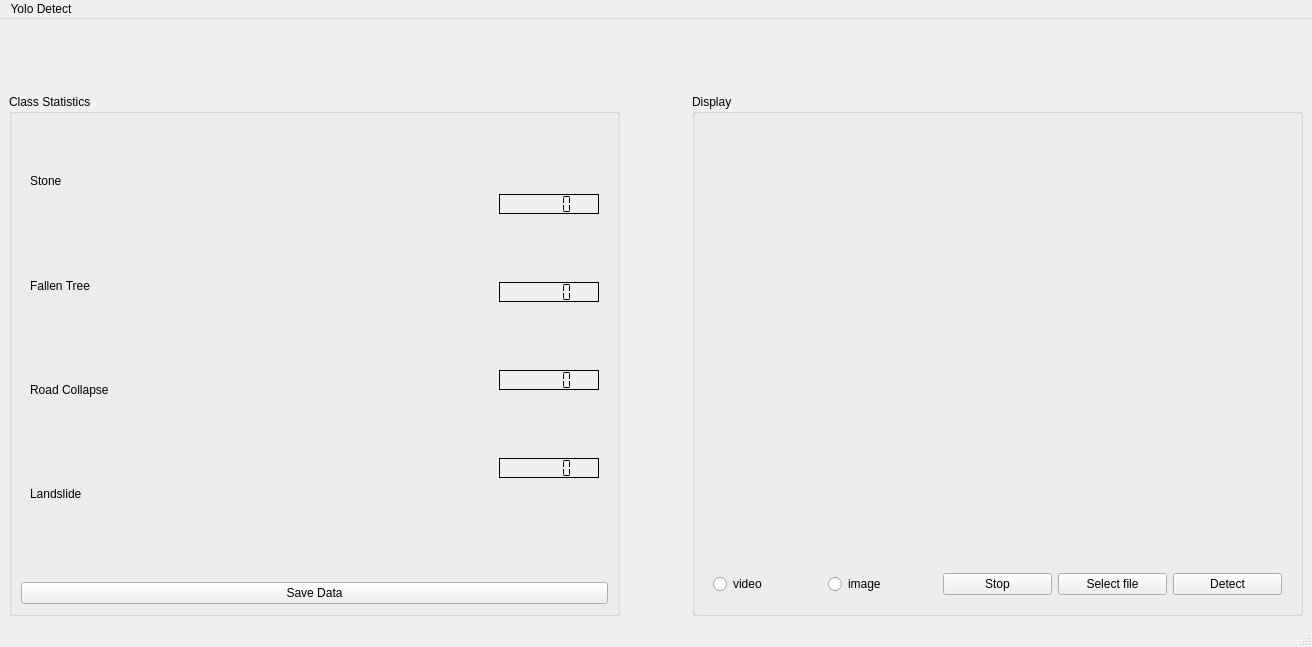
Above: main_window.ui from XHao1997/yolo_detect_qt before the change. Below: the same form after it.
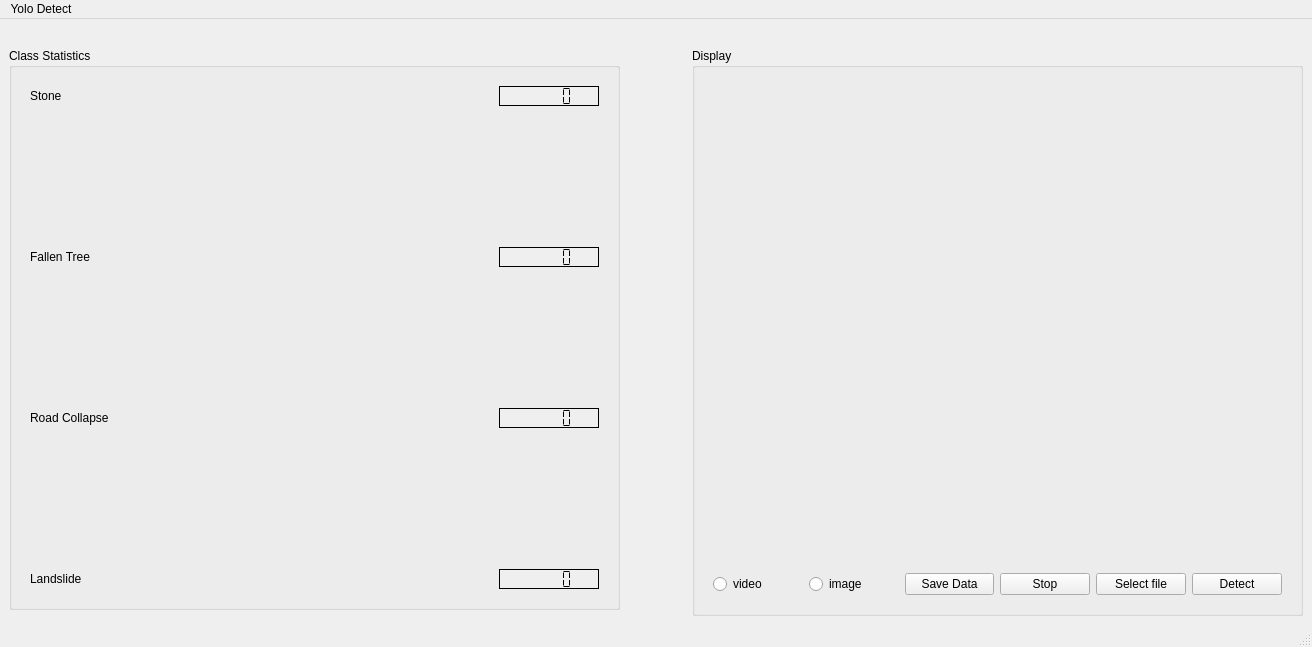
That is the form after the change. Icons and pictures are not drawn.

Commit message: update: fix id bug entirely, modify ui

The edit to the form file:
```diff
--- a/main_window.ui
+++ b/main_window.ui
@@ -43,202 +43,6 @@
       </property>
      </widget>
     </item>
-    <item row="1" column="0" rowspan="2">
-     <widget class="QGroupBox" name="groupBox">
-      <property name="title">
-       <string>Class Statistics</string>
-      </property>
-      <layout class="QVBoxLayout" name="verticalLayout_2">
-       <item>
-        <widget class="QWidget" name="horizontalWidget" native="true">
-         <layout class="QHBoxLayout" name="horizontalLayout_2">
-          <item>
-           <layout class="QVBoxLayout" name="verticalLayout_5">
-            <item>
-             <widget class="QLabel" name="label_4">
-              <property name="text">
-               <string>Stone</string>
-              </property>
-             </widget>
-            </item>
-            <item>
-             <widget class="QLabel" name="label">
-              <property name="text">
-               <string>Fallen Tree</string>
-              </property>
-             </widget>
-            </item>
-            <item>
-             <widget class="QLabel" name="label_3">
-              <property name="text">
-               <string>Road Collapse</string>
-              </property>
-             </widget>
-            </item>
-            <item>
-             <widget class="QLabel" name="label_5">
-              <property name="text">
-               <string>Landslide</string>
-              </property>
-             </widget>
-            </item>
-           </layout>
-          </item>
-          <item>
-           <layout class="QVBoxLayout" name="verticalLayout_4">
-            <item>
-             <widget class="QLCDNumber" name="lcdNumber_stone">
-              <property name="minimumSize">
-               <size>
-                <width>100</width>
-                <height>0</height>
-               </size>
-              </property>
-              <property name="maximumSize">
-               <size>
-                <width>50</width>
-                <height>20</height>
-               </size>
-              </property>
-              <property name="accessibleDescription">
-               <string notr="true"/>
-              </property>
-              <property name="autoFillBackground">
-               <bool>true</bool>
-              </property>
-              <property name="styleSheet">
-               <string notr="true">font: 700 11pt &quot;Ubuntu&quot;;</string>
-              </property>
-              <property name="frameShadow">
-               <enum>QFrame::Shadow::Plain</enum>
-              </property>
-              <property name="lineWidth">
-               <number>1</number>
-              </property>
-              <property name="segmentStyle">
-               <enum>QLCDNumber::SegmentStyle::Flat</enum>
-              </property>
-             </widget>
-            </item>
-            <item>
-             <widget class="QLCDNumber" name="lcdNumber_fallentree">
-              <property name="minimumSize">
-               <size>
-                <width>100</width>
-                <height>0</height>
-               </size>
-              </property>
-              <property name="maximumSize">
-               <size>
-                <width>50</width>
-                <height>20</height>
-               </size>
-              </property>
-              <property name="accessibleDescription">
-               <string notr="true"/>
-              </property>
-              <property name="autoFillBackground">
-               <bool>true</bool>
-              </property>
-              <property name="frameShadow">
-               <enum>QFrame::Shadow::Plain</enum>
-              </property>
-              <property name="lineWidth">
-               <number>1</number>
-              </property>
-              <property name="segmentStyle">
-               <enum>QLCDNumber::SegmentStyle::Flat</enum>
-              </property>
-             </widget>
-            </item>
-            <item>
-             <widget class="QLCDNumber" name="lcdNumber_roadcollapse">
-              <property name="minimumSize">
-               <size>
-                <width>100</width>
-                <height>0</height>
-               </size>
-              </property>
-              <property name="maximumSize">
-               <size>
-                <width>50</width>
-                <height>20</height>
-               </size>
-              </property>
-              <property name="accessibleDescription">
-               <string notr="true"/>
-              </property>
-              <property name="autoFillBackground">
-               <bool>true</bool>
-              </property>
-              <property name="frameShadow">
-               <enum>QFrame::Shadow::Plain</enum>
-              </property>
-              <property name="lineWidth">
-               <number>1</number>
-              </property>
-              <property name="segmentStyle">
-               <enum>QLCDNumber::SegmentStyle::Flat</enum>
-              </property>
-             </widget>
-            </item>
-            <item>
-             <widget class="QLCDNumber" name="lcdNumber_landslide">
-              <property name="minimumSize">
-               <size>
-                <width>100</width>
-                <height>0</height>
-               </size>
-              </property>
-              <property name="maximumSize">
-               <size>
-                <width>50</width>
-                <height>20</height>
-               </size>
-              </property>
-              <property name="accessibleDescription">
-               <string notr="true"/>
-              </property>
-              <property name="autoFillBackground">
-               <bool>true</bool>
-              </property>
-              <property name="frameShadow">
-               <enum>QFrame::Shadow::Plain</enum>
-              </property>
-              <property name="lineWidth">
-               <number>1</number>
-              </property>
-              <property name="segmentStyle">
-               <enum>QLCDNumber::SegmentStyle::Flat</enum>
-              </property>
-             </widget>
-            </item>
-           </layout>
-          </item>
-         </layout>
-        </widget>
-       </item>
-       <item>
-        <widget class="QWidget" name="verticalWidget" native="true">
-         <property name="sizePolicy">
-          <sizepolicy hsizetype="Preferred" vsizetype="Maximum">
-           <horstretch>0</horstretch>
-           <verstretch>0</verstretch>
-          </sizepolicy>
-         </property>
-         <layout class="QHBoxLayout" name="horizontalLayout_3"/>
-        </widget>
-       </item>
-       <item>
-        <widget class="QPushButton" name="pushButton_4">
-         <property name="text">
-          <string>Save Data</string>
-         </property>
-        </widget>
-       </item>
-      </layout>
-     </widget>
-    </item>
     <item row="1" column="2" rowspan="2">
      <widget class="QGroupBox" name="groupBox_3">
       <property name="title">
@@ -283,6 +87,13 @@
               </property>
              </widget>
             </item>
+            <item>
+             <widget class="QPushButton" name="pushButton_4">
+              <property name="text">
+               <string>Save Data</string>
+              </property>
+             </widget>
+            </item>
             <item>
              <widget class="QPushButton" name="pushButton_stop">
               <property name="text">
@@ -312,6 +123,225 @@
       </layout>
      </widget>
     </item>
+    <item row="1" column="0">
+     <widget class="QGroupBox" name="groupBox">
+      <property name="title">
+       <string>Class Statistics</string>
+      </property>
+      <layout class="QVBoxLayout" name="verticalLayout_2">
+       <item>
+        <widget class="QWidget" name="horizontalWidget" native="true">
+         <property name="sizePolicy">
+          <sizepolicy hsizetype="Preferred" vsizetype="Expanding">
+           <horstretch>0</horstretch>
+           <verstretch>0</verstretch>
+          </sizepolicy>
+         </property>
+         <layout class="QHBoxLayout" name="horizontalLayout_2">
+          <item>
+           <layout class="QGridLayout" name="gridLayout_2">
+            <item row="0" column="0">
+             <widget class="QLabel" name="label_4">
+              <property name="text">
+               <string>Stone</string>
+              </property>
+             </widget>
+            </item>
+            <item row="0" column="1">
+             <widget class="QLCDNumber" name="lcdNumber_stone">
+              <property name="minimumSize">
+               <size>
+                <width>100</width>
+                <height>0</height>
+               </size>
+              </property>
+              <property name="maximumSize">
+               <size>
+                <width>50</width>
+                <height>20</height>
+               </size>
+              </property>
+              <property name="accessibleDescription">
+               <string notr="true"/>
+              </property>
+              <property name="autoFillBackground">
+               <bool>true</bool>
+              </property>
+              <property name="styleSheet">
+               <string notr="true">font: 700 11pt &quot;Ubuntu&quot;;</string>
+              </property>
+              <property name="frameShadow">
+               <enum>QFrame::Shadow::Plain</enum>
+              </property>
+              <property name="lineWidth">
+               <number>1</number>
+              </property>
+              <property name="segmentStyle">
+               <enum>QLCDNumber::SegmentStyle::Flat</enum>
+              </property>
+             </widget>
+            </item>
+            <item row="1" column="0">
+             <spacer name="verticalSpacer">
+              <property name="orientation">
+               <enum>Qt::Orientation::Vertical</enum>
+              </property>
+              <property name="sizeHint" stdset="0">
+               <size>
+                <width>20</width>
+                <height>40</height>
+               </size>
+              </property>
+             </spacer>
+            </item>
+            <item row="2" column="0">
+             <widget class="QLabel" name="label">
+              <property name="text">
+               <string>Fallen Tree</string>
+              </property>
+             </widget>
+            </item>
+            <item row="2" column="1">
+             <widget class="QLCDNumber" name="lcdNumber_fallentree">
+              <property name="minimumSize">
+               <size>
+                <width>100</width>
+                <height>0</height>
+               </size>
+              </property>
+              <property name="maximumSize">
+               <size>
+                <width>50</width>
+                <height>20</height>
+               </size>
+              </property>
+              <property name="accessibleDescription">
+               <string notr="true"/>
+              </property>
+              <property name="autoFillBackground">
+               <bool>true</bool>
+              </property>
+              <property name="frameShadow">
+               <enum>QFrame::Shadow::Plain</enum>
+              </property>
+              <property name="lineWidth">
+               <number>1</number>
+              </property>
+              <property name="segmentStyle">
+               <enum>QLCDNumber::SegmentStyle::Flat</enum>
+              </property>
+             </widget>
+            </item>
+            <item row="3" column="0">
+             <spacer name="verticalSpacer_2">
+              <property name="orientation">
+               <enum>Qt::Orientation::Vertical</enum>
+              </property>
+              <property name="sizeHint" stdset="0">
+               <size>
+                <width>20</width>
+                <height>40</height>
+               </size>
+              </property>
+             </spacer>
+            </item>
+            <item row="4" column="0">
+             <widget class="QLabel" name="label_3">
+              <property name="text">
+               <string>Road Collapse</string>
+              </property>
+             </widget>
+            </item>
+            <item row="4" column="1">
+             <widget class="QLCDNumber" name="lcdNumber_roadcollapse">
+              <property name="minimumSize">
+               <size>
+                <width>100</width>
+                <height>0</height>
+               </size>
+              </property>
+              <property name="maximumSize">
+               <size>
+                <width>50</width>
+                <height>20</height>
+               </size>
+              </property>
+              <property name="accessibleDescription">
+               <string notr="true"/>
+              </property>
+              <property name="autoFillBackground">
+               <bool>true</bool>
+              </property>
+              <property name="frameShadow">
+               <enum>QFrame::Shadow::Plain</enum>
+              </property>
+              <property name="lineWidth">
+               <number>1</number>
+              </property>
+              <property name="segmentStyle">
+               <enum>QLCDNumber::SegmentStyle::Flat</enum>
+              </property>
+             </widget>
+            </item>
+            <item row="5" column="0">
+             <spacer name="verticalSpacer_3">
+              <property name="orientation">
+               <enum>Qt::Orientation::Vertical</enum>
+              </property>
+              <property name="sizeHint" stdset="0">
+               <size>
+                <width>20</width>
+                <height>40</height>
+               </size>
+              </property>
+             </spacer>
+            </item>
+            <item row="6" column="0">
+             <widget class="QLabel" name="label_5">
+              <property name="text">
+               <string>Landslide</string>
+              </property>
+             </widget>
+            </item>
+            <item row="6" column="1">
+             <widget class="QLCDNumber" name="lcdNumber_landslide">
+              <property name="minimumSize">
+               <size>
+                <width>100</width>
+                <height>0</height>
+               </size>
+              </property>
+              <property name="maximumSize">
+               <size>
+                <width>50</width>
+                <height>20</height>
+               </size>
+              </property>
+              <property name="accessibleDescription">
+               <string notr="true"/>
+              </property>
+              <property name="autoFillBackground">
+               <bool>true</bool>
+              </property>
+              <property name="frameShadow">
+               <enum>QFrame::Shadow::Plain</enum>
+              </property>
+              <property name="lineWidth">
+               <number>1</number>
+              </property>
+              <property name="segmentStyle">
+               <enum>QLCDNumber::SegmentStyle::Flat</enum>
+              </property>
+             </widget>
+            </item>
+           </layout>
+          </item>
+         </layout>
+        </widget>
+       </item>
+      </layout>
+     </widget>
+    </item>
    </layout>
   </widget>
   <widget class="QMenuBar" name="menubar">
```
The commit also changes 5 other files.
